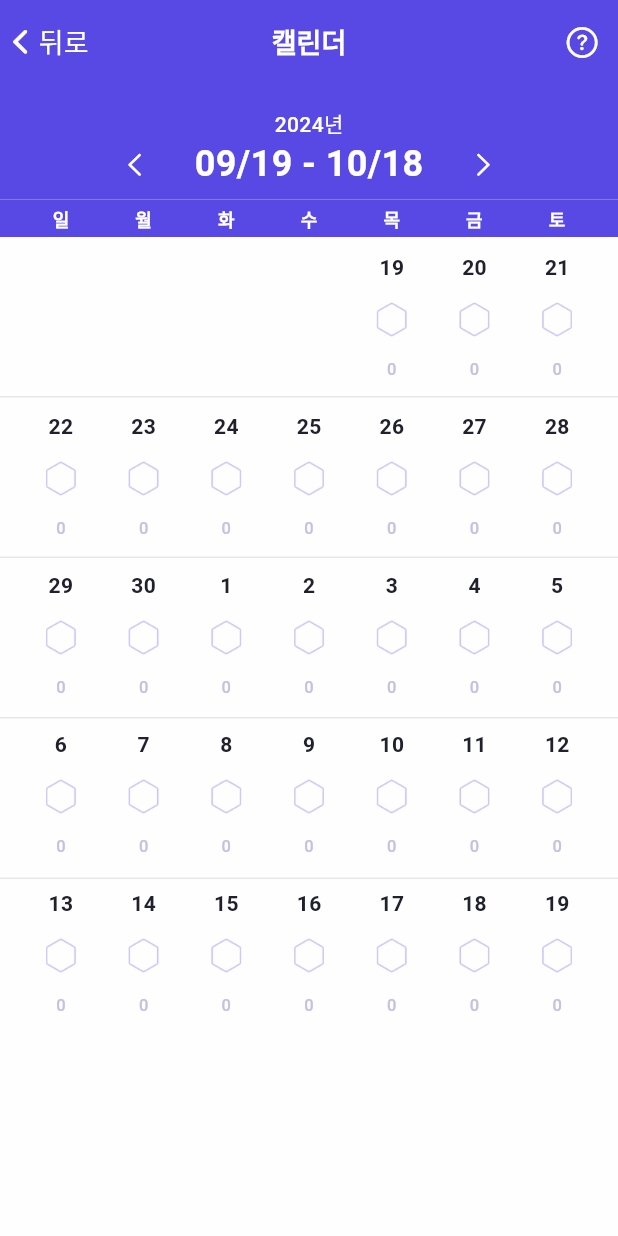
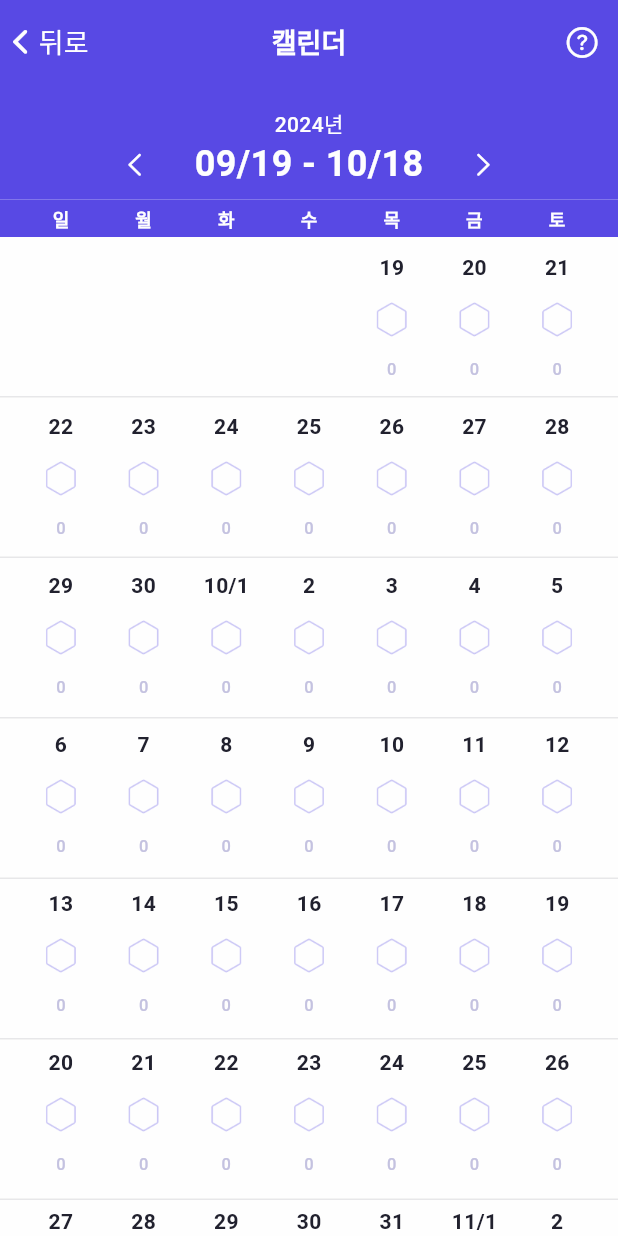
Before and after one commit to Monfi98/Harubee-AOS, a Flutter app: the screen it shows after launch, after a tap on "캘린더", on a phone screen of 412 x 824 dp. Run offline on Flutter 3.47's test engine with Material 3 defaults, Android fonts, the phone set to English and light mode, and no system bars; our stand-ins replace go_router; missing offline and left inert: dart_eval; Roboto replaces fonts that are missing (Pretendard).

Commit message:
스크롤뷰 추가

```diff
--- a/lib/presentation/calendar/models/day_cell.dart
+++ b/lib/presentation/calendar/models/day_cell.dart
@@ -1,5 +1,5 @@
 class DayCell {
-  int day;
+  String day;
   HexagonType hexagonType;
   int amount;
   AmountState amountState;
--- a/lib/presentation/calendar/viewmodels/calendar_viewmodel.dart
+++ b/lib/presentation/calendar/viewmodels/calendar_viewmodel.dart
@@ -37,7 +37,7 @@ class CalendarViewModel extends ChangeNotifier {
       balance: 1000000,
       defaultHarubee: 25000,
       dailyBudgets: List.generate(
-        34,
+        50,
         (i) => DailyBudget(
           date: DateTime(2024, 9, 19 + i),
           harubee: 20000,
@@ -74,9 +74,12 @@ class CalendarViewModel extends ChangeNotifier {
           e.expense,
           e.income,
         );
+        final day = e.date.day == 1
+            ? "${e.date.month}/1"
+            : e.date.day.toString();
 
         return DayCell(
-          day: e.date.day,
+          day: day,
           hexagonType: hexagonType,
           amount: amount,
           amountState: state,
--- a/lib/presentation/calendar/views/calendar_view.dart
+++ b/lib/presentation/calendar/views/calendar_view.dart
@@ -118,7 +118,9 @@ class CalendarSection extends StatelessWidget {
 
   @override
   Widget build(BuildContext context) {
-    return Column(children: [CalendarHeader(), CalendarBody()]);
+    return Expanded(
+      child: Column(children: [CalendarHeader(), CalendarBody()]),
+    );
   }
 }
 
@@ -167,16 +169,23 @@ class CalendarBody extends StatelessWidget {
         ? Appearance.dark
         : Appearance.light;
     final calendarVM = context.watch<CalendarViewModel>();
+    final calendarColCount = (calendarVM.calendarDays.length / 7)
+        .ceil()
+        .toInt();
+    const cellHeight = 106.0;
 
-    return Container(
+    return Expanded(
+      child: Container(
         color: HarubeeColor.bgPrimary(mode),
+        child: SingleChildScrollView(
+          physics: const BouncingScrollPhysics(),
           child: Stack(
             children: [
               Column(
                 children: List.generate(
-              4,
+                  calendarColCount - 1,
                   (_) => Padding(
-                padding: const EdgeInsets.only(top: 106.0),
+                    padding: const EdgeInsets.only(top: cellHeight),
                     child: Divider(
                       height: 1,
                       color: HarubeeColor.textPrimary10(mode),
@@ -187,16 +196,17 @@ class CalendarBody extends StatelessWidget {
               Padding(
                 padding: const EdgeInsets.symmetric(horizontal: 13.0),
                 child: Table(
-              children: List.generate(5, (weekIndex) {
+                  children: List.generate(calendarColCount, (weekIndex) {
                     return TableRow(
                       children: List.generate(7, (dayIndex) {
                         final index = weekIndex * 7 + dayIndex;
 
                         if (calendarVM.calendarDays.length <= index ||
                             calendarVM.calendarDays[index] == null) {
-                      return SizedBox(height: 106);
+                          return SizedBox(height: cellHeight);
                         } else {
                           return CalendarCell(
+                            cellHeight: cellHeight,
                             dayCell: calendarVM.calendarDays[index]!,
                           );
                         }
@@ -207,15 +217,22 @@ class CalendarBody extends StatelessWidget {
               ),
             ],
           ),
+        ),
+      ),
     );
   }
 }
 
 // CalendarCell
 class CalendarCell extends StatelessWidget {
+  final double cellHeight;
   final DayCell dayCell;
 
-  const CalendarCell({super.key, required this.dayCell});
+  const CalendarCell({
+    super.key,
+    required this.cellHeight,
+    required this.dayCell,
+  });
 
   String? get hexagonImage {
     switch (dayCell.hexagonType) {
@@ -246,11 +263,12 @@ class CalendarCell extends StatelessWidget {
     final mode = Theme.of(context).brightness == Brightness.dark
         ? Appearance.dark
         : Appearance.light;
+    const verticalPadding = 8.0;
 
     return Padding(
-      padding: const EdgeInsets.symmetric(vertical: 8.0),
+      padding: const EdgeInsets.symmetric(vertical: verticalPadding),
       child: Container(
-        height: 90,
+        height: cellHeight - verticalPadding * 2,
         decoration: BoxDecoration(
           color: dayCell.isToday
               ? HarubeeColor.bgSecondary50(mode)
```
Lines whose indentation alone changed are shown as unchanged.
